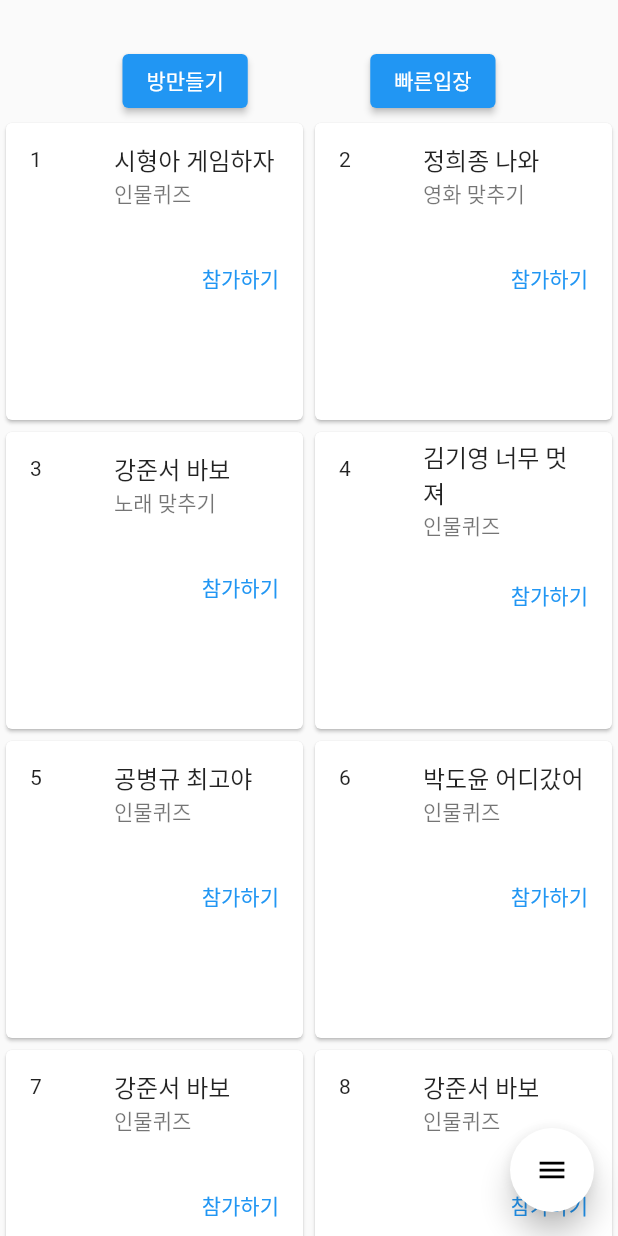
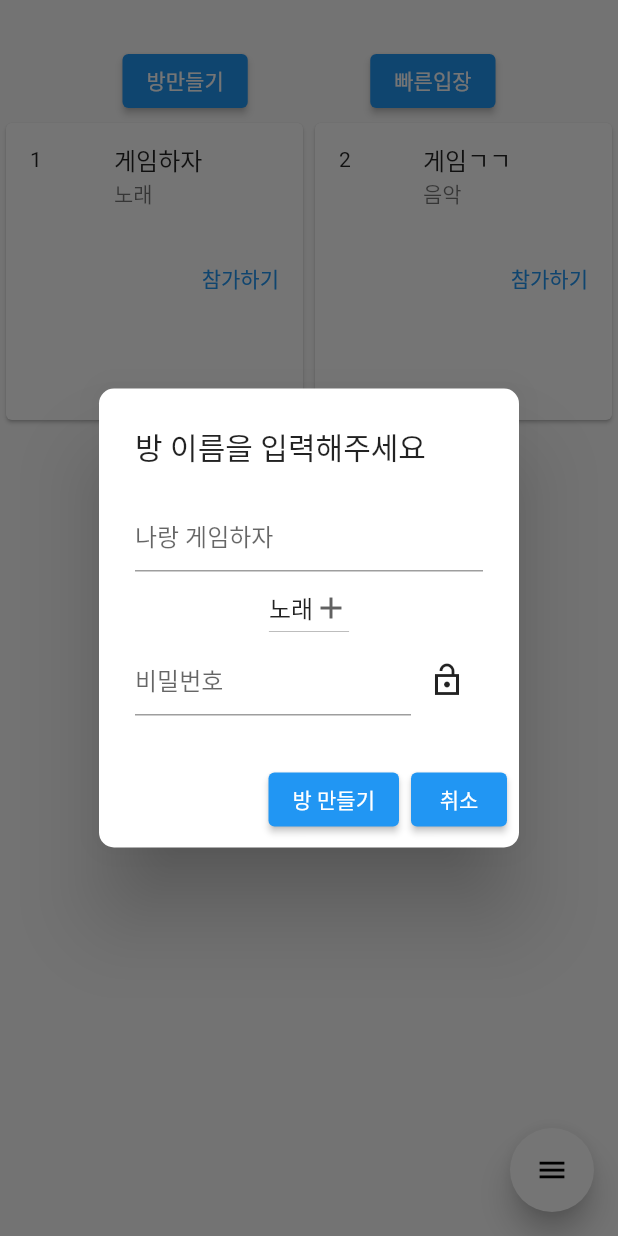
Before and after one commit to sihyeong671/quizApp, a Flutter app: the Lobby screen opened directly, after a tap on "방만들기", on a phone screen of 412 x 824 dp. Run offline on Flutter 3.47's test engine with Material 2 defaults, Android fonts, the phone set to English and light mode, and no system bars; drawn by our look-alikes of flutter_speed_dial, pull_to_refresh; our stand-ins replace fluttertoast, socket_io_client; missing offline and left inert: kakao_flutter_sdk; network calls fail.

Commit message:
client, server : (WIP) can make room, server serperate socket function, add pull_to_refresh

```diff
--- a/client/lib/auth/login.dart
+++ b/client/lib/auth/login.dart
@@ -23,12 +23,6 @@ class _LogInState extends State<LogIn> {
   @override
   void initState(){
     super.initState();
-    socket = IO.io('http://10.0.2.2:8080',
-    IO.OptionBuilder()
-      .setTransports(['websocket'])
-      .disableAutoConnect()
-      .build());
-    socket.connect();
   }
 
   @override
--- a/client/lib/lobby/lobby.dart
+++ b/client/lib/lobby/lobby.dart
@@ -1,6 +1,10 @@
 import 'package:client/inGame/inGame.dart';
 import 'package:flutter/material.dart';
 import 'package:client/utils/floatingButton.dart';
+import 'package:client/utils/socketManager.dart';
+import 'package:client/models/Room.dart';
+import 'package:fluttertoast/fluttertoast.dart';
+import 'package:pull_to_refresh/pull_to_refresh.dart';
 
 class Lobby extends StatefulWidget {
   const Lobby({ Key? key }) : super(key: key);
@@ -10,41 +14,47 @@ class Lobby extends StatefulWidget {
 }
 
 class _LobbyState extends State<Lobby> {
-  final List<String> comments = <String>[
-    '시형아 게임하자',
-    '정희종 나와',
-    '강준서 바보',
-    '김기영 너무 멋져',
-    '공병규 최고야',
-    '박도윤 어디갔어',
-    '강준서 바보',
-    '강준서 바보',
-    '강준서 바보',
-    '강준서 바보',
-    '강준서 바보',
-    '강준서 바보',
-    '강준서 바보',
-    '강준서 바보',
-    '강준서 바보',
-  ];
 
-  final List<String> wons = <String>[
-    "인물퀴즈",
-    "영화 맞추기",
-    "노래 맞추기",
-    "인물퀴즈",
-    "인물퀴즈",
-    "인물퀴즈",
-    "인물퀴즈",
-    "인물퀴즈",
-    "인물퀴즈",
-    "인물퀴즈",
-    "인물퀴즈",
-    "인물퀴즈",
-    "인물퀴즈",
-    "인물퀴즈",
-    "인물퀴즈",
-  ];
+  Room Room1 = new Room(6, 3, '노래', '게임하자', false, ['test1', 'test2', 'test3']);
+  Room Room2 = new Room(6, 1, '음악', '게임ㄱㄱ', false, ['1번']);
+
+  final List<Room> rooms = [];
+
+  RefreshController _refreshController =
+      RefreshController(initialRefresh: false);
+
+  void _onRefresh() async{
+    // monitor network fetch
+    await Future.delayed(Duration(milliseconds: 1000));
+    // if failed,use refreshFailed()
+    _refreshController.refreshCompleted();
+  }
+
+  void _onLoading() async{
+    // monitor network fetch
+    await Future.delayed(Duration(milliseconds: 1000));
+    // if failed,use loadFailed(),if no data return,use LoadNodata()
+    if(mounted)
+    setState(() {
+
+    });
+    _refreshController.loadComplete();
+  }
+
+
+  @override
+  void initState() {
+    super.initState();
+    connectSocket();
+    rooms.addAll({Room1, Room2});
+    _initSocketListener();
+
+  }
+
+  _initSocketListener(){
+    roomExistenceCheck(_showToastMessage);
+    updateRoomInfo(_updateInfo);
+  }
 
   @override
   Widget build(BuildContext context) {
@@ -65,27 +75,41 @@ class _LobbyState extends State<Lobby> {
                   children: <Widget>[
                     ElevatedButton(
                       child: Text('방만들기'),
-                      onPressed: () {},
+                      onPressed: () {
+                        showDialog(
+                          context: context,
+                          builder: (BuildContext context) => roomModal()
+                        );
+                      },
                     ),
                     ElevatedButton(
                       child: Text('빠른입장'),
-                      onPressed: () {},
+                      onPressed: () {
+                        quickEntry();
+                      },
                     ),
                   ],
                 ),
                 Container(
                   height: 1000,
+                  child: SmartRefresher(
+                    enablePullDown: true,
+                    // enablePullUp: true,
+                    header: WaterDropHeader(),
+                    controller: _refreshController,
+                    onRefresh: _onRefresh,
+                    // onLoading: _onLoading,
                     child: GridView.count(
                       crossAxisCount: 2,
-                    children: List.generate(comments.length, (index) {
+                      children: List.generate(rooms.length, (index) {
                         return Card(
                           child: Column(
                             mainAxisSize: MainAxisSize.min,
                             children: <Widget>[
                               ListTile(
                                 leading: Text('${index+1}'),
-                              title: Text('${comments[index]}'),
-                              subtitle: Text('${wons[index]}'),
+                                title: Text('${rooms[index].gameTitle}'),
+                                subtitle: Text('${rooms[index].gameType}'),
                               ),
                               ButtonBar(
                                 children: <Widget>[
@@ -103,6 +127,7 @@ class _LobbyState extends State<Lobby> {
                         );
                       }),
                     ),
+                  ),
                 )
               ]
             ),
@@ -110,4 +135,154 @@ class _LobbyState extends State<Lobby> {
       ),
     );
   }
+
+  _showToastMessage(data){
+    Fluttertoast.showToast(
+      msg: data,
+      toastLength: Toast.LENGTH_SHORT,
+      fontSize: 16,
+      textColor: Colors.black,
+      gravity: ToastGravity.CENTER
+    );
   }
+
+
+  _updateInfo(data){
+    late int totalNum;
+    late int currentNum;
+    late String gameType;
+    late String gameTitle;
+    late bool isLock;
+    List<String> person = [];
+
+    data.forEach((name, value){
+      if(name == 'totalNum') totalNum = value;
+      else if(name == 'currentNum') currentNum = value;
+      else if(name == 'gameType') gameType = value;
+      else if(name == 'gameTitle') gameTitle = value;
+      else if(name == 'isLock') isLock = value;
+      else if(name == 'person'){
+        value.forEach((v){
+          person.add(v);
+        });
+      }
+    });
+
+
+    print(totalNum);
+    print(currentNum);
+    print(gameType);
+    print(gameTitle);
+    print(isLock);
+    print(person);
+
+    Room newRoom = new Room(
+      totalNum,
+      currentNum,
+      gameType,
+      gameTitle,
+      isLock,
+      person
+    );
+    print(newRoom);
+
+
+    setState(() {
+      rooms.add(newRoom);
+    });
+  }
+}
+
+class roomModal extends StatefulWidget {
+  const roomModal({ Key? key }) : super(key: key);
+
+  @override
+  _roomModalState createState() => _roomModalState();
+}
+
+class _roomModalState extends State<roomModal> {
+
+  TextEditingController _roomNameController = TextEditingController();
+  TextEditingController _pwController = TextEditingController();
+
+  bool _lock = true;
+  String? dropdownValue = '노래';
+
+  @override
+  Widget build(BuildContext context) {
+    return AlertDialog(
+      title: Text("방 이름을 입력해주세요"),
+      elevation: 24.0,
+      shape: RoundedRectangleBorder(
+        borderRadius: BorderRadius.circular(10.0)
+      ),
+      content: Container(
+        child: Column(
+          mainAxisSize: MainAxisSize.min,
+            children: [
+              TextField(
+                controller: _roomNameController,
+                decoration: InputDecoration(
+                  hintText: "나랑 게임하자"
+                ),
+              ),
+              DropdownButton(
+                value:dropdownValue,
+                icon: Icon(Icons.add),
+                items: <String>['인물', '영화', '노래'].map
+                  <DropdownMenuItem<String>>((String value){
+                    return DropdownMenuItem<String>(
+                      value: value,
+                      child: Text(value)
+                    );
+                  }).toList(),
+
+                onChanged: (String? newValue){
+                  setState(() {
+                    dropdownValue = newValue;
+                  });
+                }),
+              Container(
+                child: Row(
+                  children: [
+                    Flexible(
+                      fit: FlexFit.loose,
+                      child:TextField(
+                        controller: _pwController,
+                        decoration: InputDecoration(
+                          hintText: "비밀번호"
+                        ),
+                      )
+                    ),
+                    IconButton(
+                      onPressed: (){
+                        setState(() {
+                          _lock = !_lock;
+                        });
+                      },
+                      icon: _lock ? Icon(Icons.lock_open_sharp) : Icon(Icons.lock_sharp)
+                    )
+                  ],
+                ),
+              )
+            ],
+          ),
+        ),
+      actions: [
+        ElevatedButton(
+          onPressed: (){
+            Navigator.pop(context);
+            makeRoom(_roomNameController.text, dropdownValue, _lock);
+          },
+          child: Text('방 만들기')),
+        ElevatedButton(
+          onPressed: (){
+            Navigator.pop(context);
+            print("취소");
+          },
+          child: Text("취소")
+        )
+      ],
+    );
+  }
+}
--- /dev/null
+++ b/client/lib/models/Room.dart
@@ -0,0 +1,25 @@
+import 'package:flutter/cupertino.dart';
+
+class Room{
+  int totalNum;
+  int currentNum;
+  String gameType;
+  String gameTitle;
+  bool isLock;
+  List<String> person;
+
+  Room(
+    int totalNum,
+    int currentNum,
+    String gameType,
+    String gameTitle,
+    bool isLock,
+    List<String> person
+  ) : this.totalNum = totalNum,
+      this.currentNum = currentNum,
+      this.gameType = gameType,
+      this.gameTitle = gameTitle,
+      this.isLock = isLock,
+      this.person = person;
+
+}
--- a/client/lib/utils/socketManager.dart
+++ b/client/lib/utils/socketManager.dart
@@ -2,13 +2,47 @@ import 'dart:io';
 import 'package:socket_io_client/socket_io_client.dart' as IO;
 
 
-connectSocket(socket){
-  socket = IO.io('http://10.0.2.2:8080',
+late final IO.Socket _socket;
+
+
+connectSocket() async{
+  _socket = IO.io('http://10.0.2.2:8080',
     IO.OptionBuilder()
       .setTransports(['websocket'])
       .disableAutoConnect()
       .build());
+  _socket.connect(); // 연결
 
-  socket.connect(); // 연결
 
 }
+
+makeRoom(String roomName, String? gameType, bool isLock){
+
+  Map dictionary = {
+    'roomName': roomName,
+    'gameType': gameType,
+    'isLock': isLock
+  };
+
+  _socket.emit('make-room',  dictionary);
+}
+
+quickEntry(){
+  _socket.emit('quick-entry', 'random');
+}
+
+roomExistenceCheck(Function floatToastMessage){
+
+  _socket.on("room-already-exist", (data){
+    print("이미 방이 존재합니다");
+    //토스트 메시지 띄우기
+    floatToastMessage(data);
+  });
+
+}
+
+updateRoomInfo(Function updateInfo){
+  _socket.on("update", (data){
+    updateInfo(data);
+  });
+}
--- a/client/pubspec.yaml
+++ b/client/pubspec.yaml
@@ -40,6 +40,7 @@ dependencies:
   flutter_svg: 1.0.0
   fluttertoast: 8.0.8
   kakao_flutter_sdk: ^0.9.0
+  pull_to_refresh: ^2.0.0
 
 dev_dependencies:
   flutter_test:
```
Also changed, not shown: client/lib/inGame/chat_input_field.dart (+36 -29 lines), client/lib/models/Users.dart (added, +7 -0 lines), client/pubspec.lock, 1 other file. Lines whose indentation alone changed are shown as unchanged.
